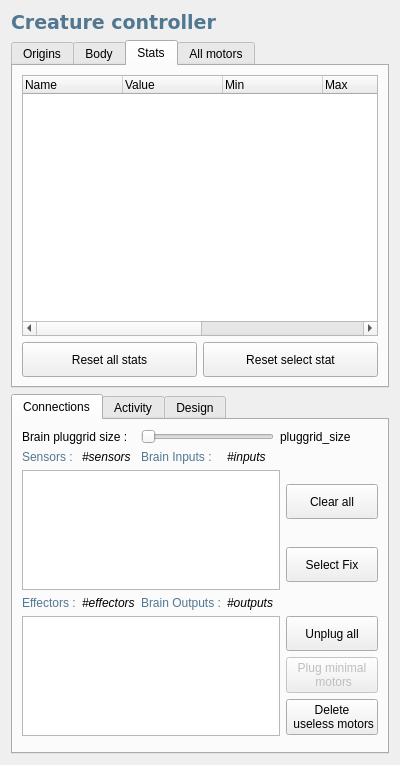
First picture: the form in src/genelab/core/ui/widgets/entities/entitypropertiescontroller.ui, repository GeneCraft/GeneCraft-Project, before the edit.
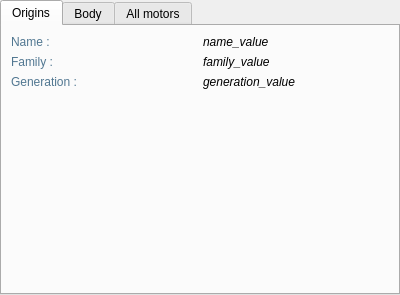
Second picture: the form after the edit. Icons and pictures are not drawn.

Commit message: * Interface en dockWidgets ! (reste encore les mise a jour inter widgets géré par l'input manager... donc pour le moment les suppressions sont pas au top)

```diff
--- a/src/genelab/core/ui/widgets/entities/entitypropertiescontroller.ui
+++ b/src/genelab/core/ui/widgets/entities/entitypropertiescontroller.ui
@@ -7,7 +7,7 @@
     <x>0</x>
     <y>0</y>
     <width>400</width>
-    <height>765</height>
+    <height>295</height>
    </rect>
   </property>
   <property name="sizePolicy">
@@ -19,32 +19,17 @@
   <property name="windowTitle">
    <string>Form</string>
   </property>
-  <layout class="QVBoxLayout" name="verticalLayout">
-   <item>
-    <widget class="QLabel" name="label">
-     <property name="font">
-      <font>
-       <family>Verdana</family>
-       <pointsize>14</pointsize>
-       <weight>75</weight>
-       <bold>true</bold>
-      </font>
-     </property>
-     <property name="styleSheet">
-      <string notr="true">color: rgb(81, 119, 145);</string>
-     </property>
-     <property name="text">
-      <string>Creature controller</string>
-     </property>
-    </widget>
-   </item>
-   <item>
+  <layout class="QGridLayout" name="gridLayout_3">
+   <property name="margin">
+    <number>0</number>
+   </property>
+   <item row="0" column="0">
     <widget class="QTabWidget" name="tabWidget_3">
      <property name="styleSheet">
       <string notr="true"/>
      </property>
      <property name="currentIndex">
-      <number>2</number>
+      <number>0</number>
      </property>
      <widget class="QWidget" name="tab_5">
       <attribute name="icon">
@@ -204,82 +189,6 @@
        </item>
       </layout>
      </widget>
-     <widget class="QWidget" name="tab_3">
-      <attribute name="icon">
-       <iconset resource="../../../ressources/ressources.qrc">
-        <normaloff>:/img/icons/entity_stats</normaloff>:/img/icons/entity_stats</iconset>
-      </attribute>
-      <attribute name="title">
-       <string>Stats</string>
-      </attribute>
-      <layout class="QGridLayout" name="gridLayout_4">
-       <item row="1" column="0" colspan="2">
-        <widget class="QTreeWidget" name="twStats">
-         <column>
-          <property name="text">
-           <string>Name</string>
-          </property>
-         </column>
-         <column>
-          <property name="text">
-           <string>Value</string>
-          </property>
-         </column>
-         <column>
-          <property name="text">
-           <string>Min</string>
-          </property>
-         </column>
-         <column>
-          <property name="text">
-           <string>Max</string>
-          </property>
-         </column>
-         <column>
-          <property name="text">
-           <string>Mean</string>
-          </property>
-         </column>
-         <column>
-          <property name="text">
-           <string>Sum</string>
-          </property>
-         </column>
-         <column>
-          <property name="text">
-           <string>Unit</string>
-          </property>
-         </column>
-        </widget>
-       </item>
-       <item row="2" column="0">
-        <widget class="QPushButton" name="pbResetAllStats">
-         <property name="minimumSize">
-          <size>
-           <width>0</width>
-           <height>35</height>
-          </size>
-         </property>
-         <property name="text">
-          <string>Reset all stats</string>
-         </property>
-        </widget>
-       </item>
-       <item row="2" column="1">
-        <widget class="QPushButton" name="pbResetSelectedStat">
-         <property name="minimumSize">
-          <size>
-           <width>0</width>
-           <height>35</height>
-          </size>
-         </property>
-         <property name="text">
-          <string>Reset select stat</string>
-         </property>
-        </widget>
-       </item>
-      </layout>
-     </widget>
      <widget class="QWidget" name="tab_2">
       <attribute name="icon">
        <iconset resource="../../../ressources/ressources.qrc">
@@ -386,348 +295,6 @@
      </widget>
     </widget>
    </item>
-   <item>
-    <widget class="QTabWidget" name="tabWidget">
-     <property name="sizePolicy">
-      <sizepolicy hsizetype="Expanding" vsizetype="Expanding">
-       <horstretch>0</horstretch>
-       <verstretch>0</verstretch>
-      </sizepolicy>
-     </property>
-     <property name="maximumSize">
-      <size>
-       <width>16777215</width>
-       <height>360</height>
-      </size>
-     </property>
-     <property name="currentIndex">
-      <number>0</number>
-     </property>
-     <widget class="QWidget" name="tabInOut">
-      <attribute name="icon">
-       <iconset resource="../../../ressources/ressources.qrc">
-        <normaloff>:/img/icons/brain_connections</normaloff>:/img/icons/brain_connections</iconset>
-      </attribute>
-      <attribute name="title">
-       <string>Connections</string>
-      </attribute>
-      <layout class="QGridLayout" name="gridLayout_3">
-       <item row="1" column="1">
-        <widget class="QLabel" name="label_4">
-         <property name="styleSheet">
-          <string notr="true">color: rgb(81, 119, 145);</string>
-         </property>
-         <property name="text">
-          <string>Sensors :</string>
-         </property>
-        </widget>
-       </item>
-       <item row="1" column="2">
-        <widget class="QLabel" name="lNbrSensors">
-         <property name="font">
-          <font>
-           <italic>true</italic>
-          </font>
-         </property>
-         <property name="text">
-          <string>#sensors</string>
-         </property>
-        </widget>
-       </item>
-       <item row="2" column="1" rowspan="2" colspan="5">
-        <widget class="QListWidget" name="lwSensors">
-         <property name="minimumSize">
-          <size>
-           <width>0</width>
-           <height>120</height>
-          </size>
-         </property>
-         <property name="whatsThis">
-          <string>&lt;!DOCTYPE HTML PUBLIC &quot;-//W3C//DTD HTML 4.0//EN&quot; &quot;http://www.w3.org/TR/REC-html40/strict.dtd&quot;&gt;
-&lt;html&gt;&lt;head&gt;&lt;meta name=&quot;qrichtext&quot; content=&quot;1&quot; /&gt;&lt;style type=&quot;text/css&quot;&gt;
-p, li { white-space: pre-wrap; }
-&lt;/style&gt;&lt;/head&gt;&lt;body style=&quot; font-family:'MS Shell Dlg 2'; font-size:8.25pt; font-weight:400; font-style:normal;&quot;&gt;
-&lt;p style=&quot; margin-top:0px; margin-bottom:0px; margin-left:0px; margin-right:0px; -qt-block-indent:0; text-indent:0px;&quot;&gt;&lt;span style=&quot; font-weight:600;&quot;&gt;All sensors list&lt;/span&gt;&lt;/p&gt;
-&lt;p style=&quot;-qt-paragraph-type:empty; margin-top:0px; margin-bottom:0px; margin-left:0px; margin-right:0px; -qt-block-indent:0; text-indent:0px;&quot;&gt;&lt;/p&gt;
-&lt;p style=&quot; margin-top:0px; margin-bottom:0px; margin-left:0px; margin-right:0px; -qt-block-indent:0; text-indent:0px;&quot;&gt;This list shows you all sensors of the selected entity&lt;/p&gt;&lt;/body&gt;&lt;/html&gt;</string>
-         </property>
-        </widget>
-       </item>
-       <item row="2" column="6">
-        <widget class="QPushButton" name="pbClearSensors">
-         <property name="enabled">
-          <bool>true</bool>
-         </property>
-         <property name="minimumSize">
-          <size>
-           <width>0</width>
-           <height>35</height>
-          </size>
-         </property>
-         <property name="whatsThis">
-          <string>&lt;!DOCTYPE HTML PUBLIC &quot;-//W3C//DTD HTML 4.0//EN&quot; &quot;http://www.w3.org/TR/REC-html40/strict.dtd&quot;&gt;
-&lt;html&gt;&lt;head&gt;&lt;meta name=&quot;qrichtext&quot; content=&quot;1&quot; /&gt;&lt;style type=&quot;text/css&quot;&gt;
-p, li { white-space: pre-wrap; }
-&lt;/style&gt;&lt;/head&gt;&lt;body style=&quot; font-family:'MS Shell Dlg 2'; font-size:8.25pt; font-weight:400; font-style:normal;&quot;&gt;
-&lt;p style=&quot; margin-top:0px; margin-bottom:0px; margin-left:0px; margin-right:0px; -qt-block-indent:0; text-indent:0px;&quot;&gt;&lt;span style=&quot; font-size:8pt; font-weight:600;&quot;&gt;Delete all sensors of the entity&lt;/span&gt;&lt;/p&gt;
-&lt;p style=&quot;-qt-paragraph-type:empty; margin-top:0px; margin-bottom:0px; margin-left:0px; margin-right:0px; -qt-block-indent:0; text-indent:0px; font-size:8pt;&quot;&gt;&lt;/p&gt;
-&lt;p style=&quot; margin-top:0px; margin-bottom:0px; margin-left:0px; margin-right:0px; -qt-block-indent:0; text-indent:0px;&quot;&gt;&lt;span style=&quot; font-size:8pt;&quot;&gt;Then, the activity of the brain will be null.&lt;/span&gt;&lt;/p&gt;&lt;/body&gt;&lt;/html&gt;</string>
-         </property>
-         <property name="text">
-          <string>Clear all</string>
-         </property>
-        </widget>
-       </item>
-       <item row="3" column="6">
-        <widget class="QPushButton" name="pbSelectFixation">
-         <property name="minimumSize">
-          <size>
-           <width>0</width>
-           <height>35</height>
-          </size>
-         </property>
-         <property name="whatsThis">
-          <string>&lt;!DOCTYPE HTML PUBLIC &quot;-//W3C//DTD HTML 4.0//EN&quot; &quot;http://www.w3.org/TR/REC-html40/strict.dtd&quot;&gt;
-&lt;html&gt;&lt;head&gt;&lt;meta name=&quot;qrichtext&quot; content=&quot;1&quot; /&gt;&lt;style type=&quot;text/css&quot;&gt;
-p, li { white-space: pre-wrap; }
-&lt;/style&gt;&lt;/head&gt;&lt;body style=&quot; font-family:'MS Shell Dlg 2'; font-size:8.25pt; font-weight:400; font-style:normal;&quot;&gt;
-&lt;p style=&quot; margin-top:0px; margin-bottom:0px; margin-left:0px; margin-right:0px; -qt-block-indent:0; text-indent:0px;&quot;&gt;&lt;span style=&quot; font-weight:600;&quot;&gt;Select the selected fixation in the list&lt;/span&gt;&lt;/p&gt;
-&lt;p style=&quot;-qt-paragraph-type:empty; margin-top:0px; margin-bottom:0px; margin-left:0px; margin-right:0px; -qt-block-indent:0; text-indent:0px; font-weight:600;&quot;&gt;&lt;/p&gt;
-&lt;p style=&quot; margin-top:0px; margin-bottom:0px; margin-left:0px; margin-right:0px; -qt-block-indent:0; text-indent:0px;&quot;&gt;Then, you can edit it.&lt;/p&gt;&lt;/body&gt;&lt;/html&gt;</string>
-         </property>
-         <property name="text">
-          <string>Select Fix</string>
-         </property>
-        </widget>
-       </item>
-       <item row="4" column="1">
-        <widget class="QLabel" name="label_6">
-         <property name="styleSheet">
-          <string notr="true">color: rgb(81, 119, 145);</string>
-         </property>
-         <property name="text">
-          <string>Effectors :</string>
-         </property>
-        </widget>
-       </item>
-       <item row="5" column="1" colspan="5">
-        <widget class="QListWidget" name="lwEffectors">
-         <property name="sizePolicy">
-          <sizepolicy hsizetype="Expanding" vsizetype="Fixed">
-           <horstretch>0</horstretch>
-           <verstretch>0</verstretch>
-          </sizepolicy>
-         </property>
-         <property name="maximumSize">
-          <size>
-           <width>16777215</width>
-           <height>120</height>
-          </size>
-         </property>
-         <property name="whatsThis">
-          <string>&lt;!DOCTYPE HTML PUBLIC &quot;-//W3C//DTD HTML 4.0//EN&quot; &quot;http://www.w3.org/TR/REC-html40/strict.dtd&quot;&gt;
-&lt;html&gt;&lt;head&gt;&lt;meta name=&quot;qrichtext&quot; content=&quot;1&quot; /&gt;&lt;style type=&quot;text/css&quot;&gt;
-p, li { white-space: pre-wrap; }
-&lt;/style&gt;&lt;/head&gt;&lt;body style=&quot; font-family:'MS Shell Dlg 2'; font-size:8.25pt; font-weight:400; font-style:normal;&quot;&gt;
-&lt;p style=&quot; margin-top:0px; margin-bottom:0px; margin-left:0px; margin-right:0px; -qt-block-indent:0; text-indent:0px;&quot;&gt;&lt;span style=&quot; font-weight:600;&quot;&gt;All effectors list&lt;/span&gt;&lt;/p&gt;
-&lt;p style=&quot;-qt-paragraph-type:empty; margin-top:0px; margin-bottom:0px; margin-left:0px; margin-right:0px; -qt-block-indent:0; text-indent:0px;&quot;&gt;&lt;/p&gt;
-&lt;p style=&quot; margin-top:0px; margin-bottom:0px; margin-left:0px; margin-right:0px; -qt-block-indent:0; text-indent:0px;&quot;&gt;This list shows you all effectors of the selected entity&lt;/p&gt;&lt;/body&gt;&lt;/html&gt;</string>
-         </property>
-        </widget>
-       </item>
-       <item row="4" column="2">
-        <widget class="QLabel" name="lNbrEffectors">
-         <property name="font">
-          <font>
-           <italic>true</italic>
-          </font>
-         </property>
-         <property name="text">
-          <string>#effectors</string>
-         </property>
-        </widget>
-       </item>
-       <item row="1" column="3">
-        <widget class="QLabel" name="label_5">
-         <property name="styleSheet">
-          <string notr="true">color: rgb(81, 119, 145);</string>
-         </property>
-         <property name="text">
-          <string>Brain Inputs : </string>
-         </property>
-        </widget>
-       </item>
-       <item row="4" column="3">
-        <widget class="QLabel" name="label_7">
-         <property name="styleSheet">
-          <string notr="true">color: rgb(81, 119, 145);</string>
-         </property>
-         <property name="text">
-          <string>Brain Outputs :</string>
-         </property>
-        </widget>
-       </item>
-       <item row="1" column="4">
-        <widget class="QLabel" name="lNbrBrainInputs">
-         <property name="font">
-          <font>
-           <italic>true</italic>
-          </font>
-         </property>
-         <property name="text">
-          <string>#inputs</string>
-         </property>
-        </widget>
-       </item>
-       <item row="4" column="4">
-        <widget class="QLabel" name="lNbrBrainOutputs">
-         <property name="font">
-          <font>
-           <italic>true</italic>
-          </font>
-         </property>
-         <property name="text">
-          <string>#outputs</string>
-         </property>
-        </widget>
-       </item>
-       <item row="5" column="6">
-        <layout class="QVBoxLayout" name="verticalLayout_4">
-         <property name="sizeConstraint">
-          <enum>QLayout::SetMinimumSize</enum>
-         </property>
-         <item>
-          <widget class="QPushButton" name="pbClearEffectors">
-           <property name="enabled">
-            <bool>true</bool>
-           </property>
-           <property name="minimumSize">
-            <size>
-             <width>0</width>
-             <height>35</height>
-            </size>
-           </property>
-           <property name="whatsThis">
-            <string>&lt;!DOCTYPE HTML PUBLIC &quot;-//W3C//DTD HTML 4.0//EN&quot; &quot;http://www.w3.org/TR/REC-html40/strict.dtd&quot;&gt;
-&lt;html&gt;&lt;head&gt;&lt;meta name=&quot;qrichtext&quot; content=&quot;1&quot; /&gt;&lt;style type=&quot;text/css&quot;&gt;
-p, li { white-space: pre-wrap; }
-&lt;/style&gt;&lt;/head&gt;&lt;body style=&quot; font-family:'MS Shell Dlg 2'; font-size:8.25pt; font-weight:400; font-style:normal;&quot;&gt;
-&lt;p style=&quot; margin-top:0px; margin-bottom:0px; margin-left:0px; margin-right:0px; -qt-block-indent:0; text-indent:0px;&quot;&gt;&lt;span style=&quot; font-weight:600;&quot;&gt;Unplug all outputs&lt;/span&gt;&lt;/p&gt;
-&lt;p style=&quot;-qt-paragraph-type:empty; margin-top:0px; margin-bottom:0px; margin-left:0px; margin-right:0px; -qt-block-indent:0; text-indent:0px; font-weight:600;&quot;&gt;&lt;/p&gt;
-&lt;p style=&quot; margin-top:0px; margin-bottom:0px; margin-left:0px; margin-right:0px; -qt-block-indent:0; text-indent:0px;&quot;&gt;Clear all outputs.&lt;/p&gt;&lt;/body&gt;&lt;/html&gt;</string>
-           </property>
-           <property name="text">
-            <string>Unplug all</string>
-           </property>
-          </widget>
-         </item>
-         <item>
-          <widget class="QPushButton" name="pbPlugMinimalMotors">
-           <property name="enabled">
-            <bool>false</bool>
-           </property>
-           <property name="minimumSize">
-            <size>
-             <width>0</width>
-             <height>35</height>
-            </size>
-           </property>
-           <property name="text">
-            <string>Plug minimal 
- motors</string>
-           </property>
-          </widget>
-         </item>
-         <item>
-          <widget class="QPushButton" name="pbMinimalOuts">
-           <property name="enabled">
-            <bool>true</bool>
-           </property>
-           <property name="minimumSize">
-            <size>
-             <width>0</width>
-             <height>35</height>
-            </size>
-           </property>
-           <property name="whatsThis">
-            <string>&lt;!DOCTYPE HTML PUBLIC &quot;-//W3C//DTD HTML 4.0//EN&quot; &quot;http://www.w3.org/TR/REC-html40/strict.dtd&quot;&gt;
-&lt;html&gt;&lt;head&gt;&lt;meta name=&quot;qrichtext&quot; content=&quot;1&quot; /&gt;&lt;style type=&quot;text/css&quot;&gt;
-p, li { white-space: pre-wrap; }
-&lt;/style&gt;&lt;/head&gt;&lt;body style=&quot; font-family:'MS Shell Dlg 2'; font-size:8.25pt; font-weight:400; font-style:normal;&quot;&gt;
-&lt;p style=&quot; margin-top:0px; margin-bottom:0px; margin-left:0px; margin-right:0px; -qt-block-indent:0; text-indent:0px;&quot;&gt;&lt;span style=&quot; font-size:8pt; font-weight:600;&quot;&gt;Used to clear all useless motors of the entity&lt;/span&gt;&lt;/p&gt;
-&lt;p style=&quot;-qt-paragraph-type:empty; margin-top:0px; margin-bottom:0px; margin-left:0px; margin-right:0px; -qt-block-indent:0; text-indent:0px; font-size:8pt;&quot;&gt;&lt;/p&gt;
-&lt;p style=&quot; margin-top:0px; margin-bottom:0px; margin-left:0px; margin-right:0px; -qt-block-indent:0; text-indent:0px;&quot;&gt;&lt;span style=&quot; font-size:8pt;&quot;&gt;A &amp;quot;motor effector&amp;quot; without free angular degrees (lower limits = upper limits) is useless. By clearing all useless motors, you avoid to compute brain outputs and thus you can gain a lot of performance.&lt;/span&gt;&lt;/p&gt;&lt;/body&gt;&lt;/html&gt;</string>
-           </property>
-           <property name="text">
-            <string>Delete 
- useless motors</string>
-           </property>
-          </widget>
-         </item>
-        </layout>
-       </item>
-       <item row="0" column="1" colspan="2">
-        <widget class="QLabel" name="label_12">
-         <property name="text">
-          <string>Brain pluggrid size : </string>
-         </property>
-        </widget>
-       </item>
-       <item row="0" column="3" colspan="2">
-        <widget class="QSlider" name="sBrainPluggridSize">
-         <property name="minimum">
-          <number>1</number>
-         </property>
-         <property name="maximum">
-          <number>64</number>
-         </property>
-         <property name="orientation">
-          <enum>Qt::Horizontal</enum>
-         </property>
-        </widget>
-       </item>
-       <item row="0" column="5" colspan="2">
-        <widget class="QLabel" name="lBrainPluggridSize">
-         <property name="text">
-          <string>pluggrid_size</string>
-         </property>
-        </widget>
-       </item>
-       <item row="12" column="1">
-        <spacer name="verticalSpacer_3">
-         <property name="orientation">
-          <enum>Qt::Vertical</enum>
-         </property>
-         <property name="sizeHint" stdset="0">
-          <size>
-           <width>20</width>
-           <height>40</height>
-          </size>
-         </property>
-        </spacer>
-       </item>
-      </layout>
-     </widget>
-     <widget class="QWidget" name="tabBrain">
-      <attribute name="icon">
-       <iconset resource="../../../ressources/ressources.qrc">
-        <normaloff>:/img/icons/brain_activity</normaloff>:/img/icons/brain_activity</iconset>
-      </attribute>
-      <attribute name="title">
-       <string>Activity</string>
-      </attribute>
-     </widget>
-     <widget class="QWidget" name="tabBrainStruct">
-      <attribute name="icon">
-       <iconset resource="../../../ressources/ressources.qrc">
-        <normaloff>:/img/icons/brain</normaloff>:/img/icons/brain</iconset>
-      </attribute>
-      <attribute name="title">
-       <string>Design</string>
-      </attribute>
-     </widget>
-    </widget>
-   </item>
   </layout>
  </widget>
  <resources>
```
Left out of the diff: 6 changed lines with no effect on the pictures. The commit also changes 23 other files.
